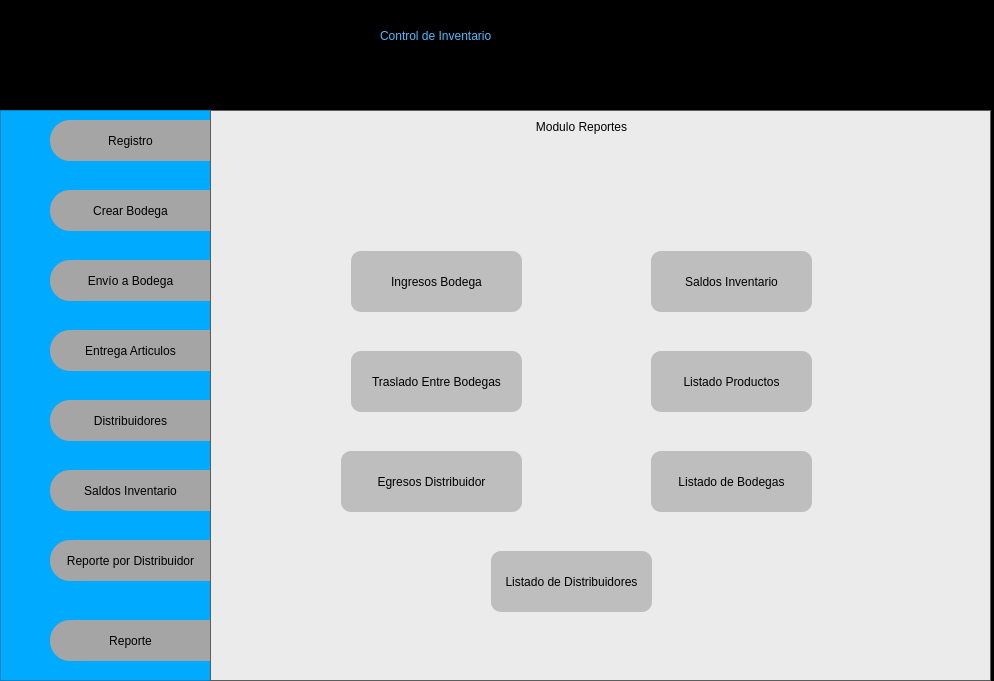
Above: Interfaz/proyecto_program-2.ui from jbrenes1984/proj-yectoFinalGrupo4 before the change. Below: the same form after it.
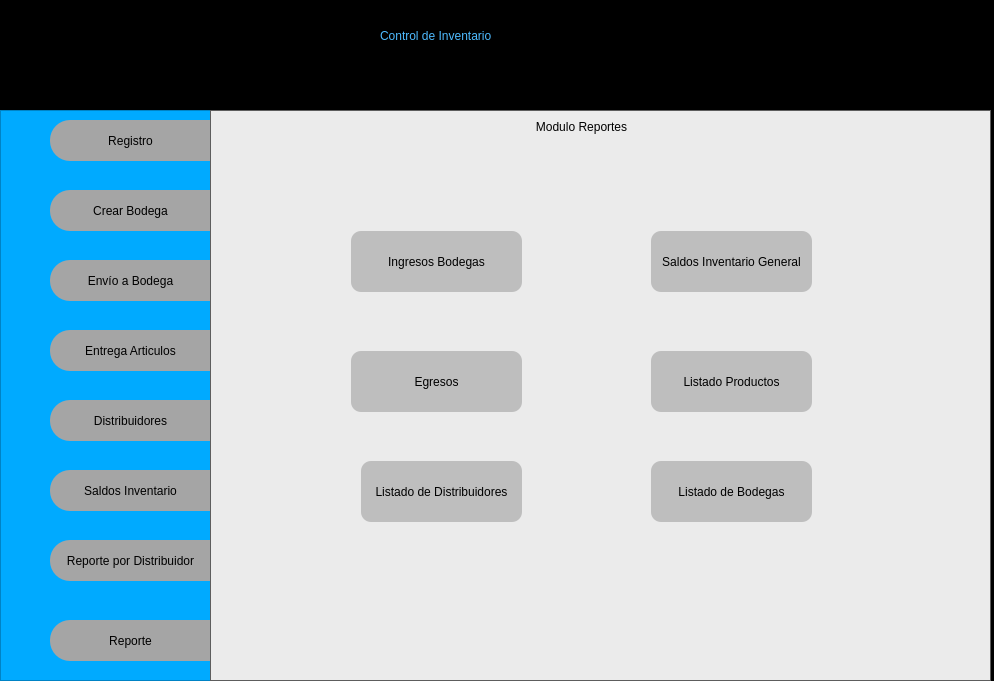
That is the form after the change. The open tabs and pages were chosen to show the change.

The edit to the form file:
```diff
--- a/Interfaz/proyecto_program-2.ui
+++ b/Interfaz/proyecto_program-2.ui
@@ -2001,39 +2001,11 @@
              <set>Qt::AlignCenter</set>
             </property>
            </widget>
-           <widget class="QPushButton" name="btn_reportes_egresos_distrib">
-            <property name="geometry">
-             <rect>
-              <x>130</x>
-              <y>340</y>
-              <width>181</width>
-              <height>61</height>
-             </rect>
-            </property>
-            <property name="styleSheet">
-             <string notr="true">QPushButton{
-	
-	border-radius:10px;
-	background-color: rgb(190, 190, 190);
-	font: 75 10pt &quot;MS Shell Dlg 2&quot;;
-
-}
-
-QPushButton:hover {      
-	color: rgb(0, 170, 255);
-	background-color: rgb(0, 0, 0);
-    font: 75 10pt &quot;MS Shell Dlg 2&quot;;    
-}</string>
-            </property>
-            <property name="text">
-             <string>Egresos Distribuidor</string>
-            </property>
-           </widget>
            <widget class="QPushButton" name="btn_reportes_ingresos">
             <property name="geometry">
              <rect>
               <x>140</x>
-              <y>140</y>
+              <y>120</y>
               <width>171</width>
               <height>61</height>
              </rect>
@@ -2054,7 +2026,7 @@
 }</string>
             </property>
             <property name="text">
-             <string>Ingresos Bodega</string>
+             <string>Ingresos Bodegas</string>
             </property>
            </widget>
            <widget class="QPushButton" name="btn_reportes_egresos_entre_bod">
@@ -2082,14 +2054,14 @@
 }</string>
             </property>
             <property name="text">
-             <string>Traslado Entre Bodegas</string>
+             <string>Egresos</string>
             </property>
            </widget>
            <widget class="QPushButton" name="btn_resportes_saldos_inventario">
             <property name="geometry">
              <rect>
               <x>440</x>
-              <y>140</y>
+              <y>120</y>
               <width>161</width>
               <height>61</height>
              </rect>
@@ -2110,7 +2082,7 @@
 }</string>
             </property>
             <property name="text">
-             <string>Saldos Inventario</string>
+             <string>Saldos Inventario General</string>
             </property>
            </widget>
            <widget class="QPushButton" name="btn_reportes_listado_productos">
@@ -2145,7 +2117,7 @@
             <property name="geometry">
              <rect>
               <x>440</x>
-              <y>340</y>
+              <y>350</y>
               <width>161</width>
               <height>61</height>
              </rect>
@@ -2172,8 +2144,8 @@
            <widget class="QPushButton" name="btn_resportes_listado_distribuidores">
             <property name="geometry">
              <rect>
-              <x>280</x>
-              <y>440</y>
+              <x>150</x>
+              <y>350</y>
               <width>161</width>
               <height>61</height>
              </rect>
```
Left out of the diff: 58 changed lines with no effect on the pictures.
